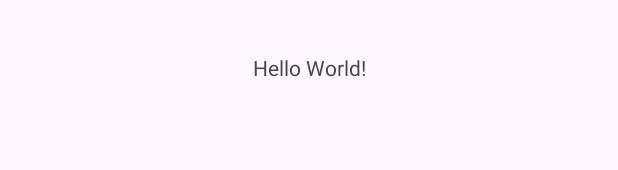
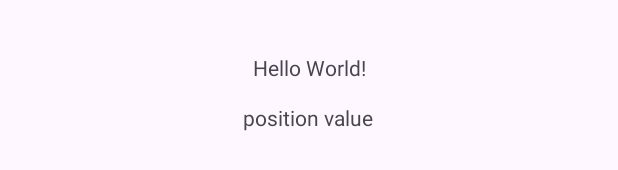
Before and after one commit to jiayao3/COMP90018Group100, an Android app: the layout activity_main.xml on its own in the app's theme, with its tools: preview values and no code run, on a phone screen of 412 x 824 dp. Shown: the part 551-721 px from the top of the screen. Run offline under Robolectric (Android 15) with nearby library versions, the phone set to English and light mode, and no system bars.

Commit message:
screen show position value

```diff
--- a/GyroscopeSensor/app/src/main/java/com/example/gyroscopesensor/MainActivity.java
+++ b/GyroscopeSensor/app/src/main/java/com/example/gyroscopesensor/MainActivity.java
@@ -9,6 +9,7 @@ import android.hardware.SensorEvent;
 import android.hardware.SensorEventListener;
 import android.hardware.SensorManager;
 import android.os.Bundle;
+import android.widget.TextView;
 
 public class MainActivity extends AppCompatActivity {
 
@@ -43,6 +44,12 @@ public class MainActivity extends AppCompatActivity {
                 // Calculate the angle of tilt in degrees
                 double tiltAngleDegrees = Math.toDegrees(Math.asin(xAcceleration / totalAcceleration));
 
+                // Show the position value of phone
+                // Load and use views afterwards
+                TextView tv1 = (TextView)findViewById(R.id.position);
+                tv1.setText(Double.toString(tiltAngleDegrees));
+
+                // Change background color
                 // Define thresholds for left and right tilt angles (adjust as needed)
                 double leftTiltThreshold = -10.0; // Example threshold for left tilt
                 double rightTiltThreshold = 10.0; // Example threshold for right tilt
--- a/GyroscopeSensor/app/src/main/res/layout/activity_main.xml
+++ b/GyroscopeSensor/app/src/main/res/layout/activity_main.xml
@@ -7,6 +7,7 @@
     tools:context=".MainActivity">
 
     <TextView
+        android:id="@+id/textView"
         android:layout_width="wrap_content"
         android:layout_height="wrap_content"
         android:text="Hello World!"
@@ -15,4 +16,16 @@
         app:layout_constraintStart_toStartOf="parent"
         app:layout_constraintTop_toTopOf="parent" />
 
+    <TextView
+        android:id="@+id/position"
+        android:layout_width="wrap_content"
+        android:layout_height="wrap_content"
+        android:text="position value"
+        app:layout_constraintBottom_toBottomOf="parent"
+        app:layout_constraintEnd_toEndOf="parent"
+        app:layout_constraintHorizontal_bias="0.498"
+        app:layout_constraintStart_toStartOf="parent"
+        app:layout_constraintTop_toTopOf="parent"
+        app:layout_constraintVertical_bias="0.542" />
+
 </androidx.constraintlayout.widget.ConstraintLayout>
```
